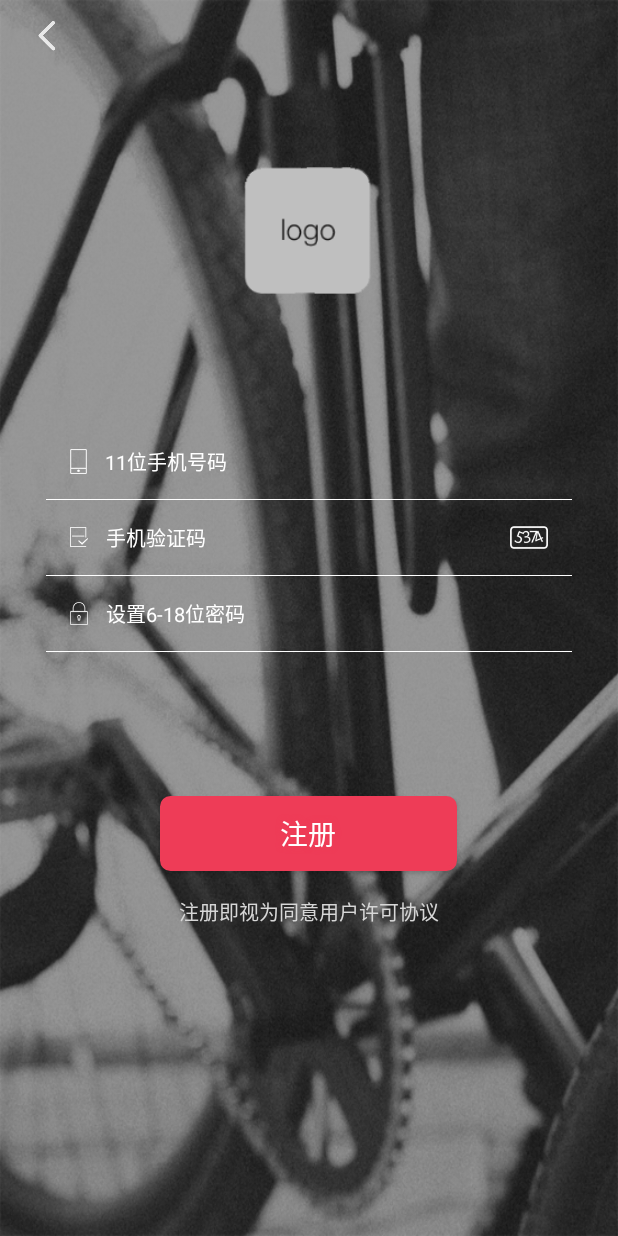
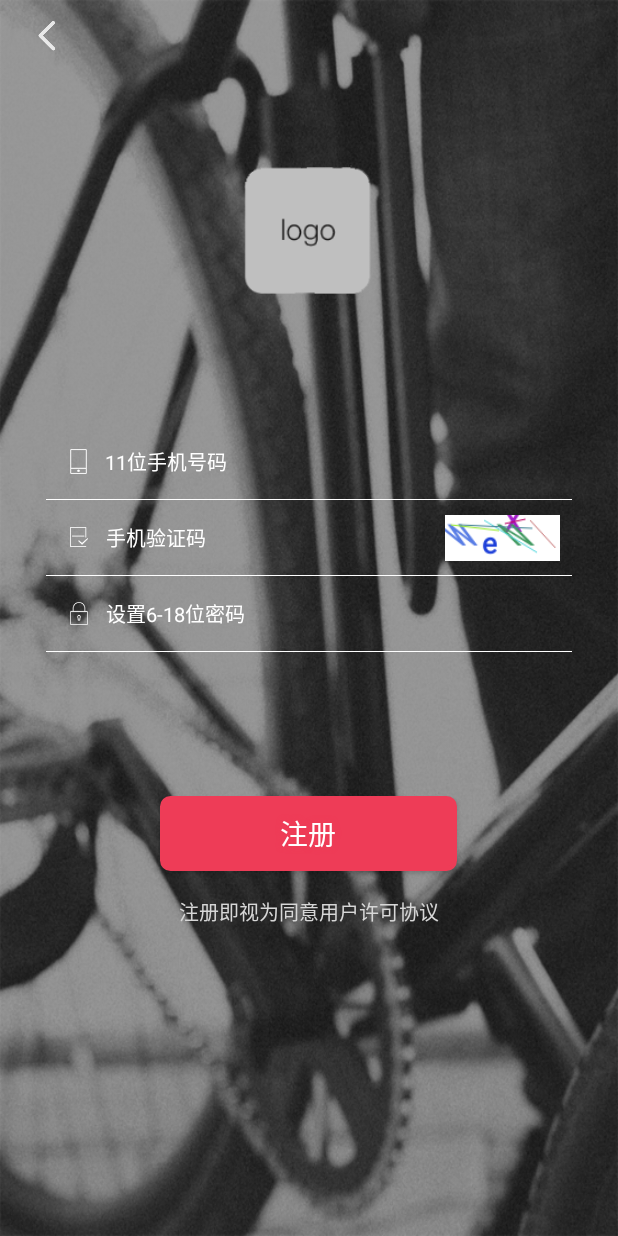
Before and after one commit to answes/SmartLights, an Android app: the screen it shows after launch (RegisteredActivity), after a tap on "快速注册", on a phone screen of 412 x 824 dp. Run offline under Robolectric (Android 15) with nearby library versions, the phone set to English and light mode, and no system bars; our stand-ins replace ButterKnife, CircleImageView, Volley; libraries missing offline, so code that uses them is left out: com.bigkoo.pickerview, com.tencent.mm, com.yalantis.ucrop; network calls fail; 2 statements that could not run were skipped.

Commit message:
1、验证码 2、商品详情 3、订单修改 4、地图

```diff
--- a/app/src/main/java/com/bigshark/smartlight/pro/mine/view/LoginActivity.java
+++ b/app/src/main/java/com/bigshark/smartlight/pro/mine/view/LoginActivity.java
@@ -80,6 +80,7 @@ public class LoginActivity extends BaseActivity {
                     presenter.login(etPhone.getText().toString(), etPsw.getText().toString(), new BasePresenter.OnUIThreadListener<LoginResult>() {
                         @Override
                         public void onResult(LoginResult result) {
+                            dialog.cancel();
                             SmartLightsApplication.USER = result.getData();
                             IndexActivity.openIndexActivity(LoginActivity.this);
                             finish();
--- a/app/src/main/java/com/bigshark/smartlight/pro/mine/view/RegisteredActivity.java
+++ b/app/src/main/java/com/bigshark/smartlight/pro/mine/view/RegisteredActivity.java
@@ -4,15 +4,14 @@ import android.app.Activity;
 import android.content.Intent;
 import android.os.Bundle;
 import android.text.TextUtils;
-import android.util.Log;
 import android.view.View;
 import android.widget.Button;
 import android.widget.EditText;
+import android.widget.ImageView;
 import android.widget.LinearLayout;
 import android.widget.TextView;
 
 import com.bigshark.smartlight.R;
-import com.bigshark.smartlight.bean.Market;
 import com.bigshark.smartlight.bean.RegisterResult;
 import com.bigshark.smartlight.mvp.presenter.impl.MVPBasePresenter;
 import com.bigshark.smartlight.pro.base.presenter.BasePresenter;
@@ -20,11 +19,7 @@ import com.bigshark.smartlight.pro.base.view.BaseActivity;
 import com.bigshark.smartlight.pro.mine.presenter.MinePresenter;
 import com.bigshark.smartlight.pro.mine.view.navigation.RegiteredNavigationBuilder;
 import com.bigshark.smartlight.utils.SupportMultipleScreensUtil;
-import com.bigshark.smartlight.utils.ToastUtil;
-
-import org.w3c.dom.Text;
-
-import java.util.List;
+import com.bigshark.smartlight.weight.Code;
 
 import butterknife.BindView;
 import butterknife.ButterKnife;
@@ -44,6 +39,8 @@ public class RegisteredActivity extends BaseActivity {
     TextView tvProtocol;
     @BindView(R.id.activity_registered)
     LinearLayout activityRegistered;
+    @BindView(R.id.iv_code)
+    ImageView ivCode;
 
     @Override
     protected void onCreate(Bundle savedInstanceState) {
@@ -53,6 +50,7 @@ public class RegisteredActivity extends BaseActivity {
         initToolbar();
         bindPresneter();
         SupportMultipleScreensUtil.scale(activityRegistered);
+        ivCode.setImageBitmap(code.createBitmap());
     }
 
     private void initToolbar() {
@@ -72,15 +70,15 @@ public class RegisteredActivity extends BaseActivity {
         minePresenter = new MinePresenter(this);
         return minePresenter;
     }
-
-    @OnClick({R.id.bt_registered, R.id.tv_protocol})
+    private Code code = Code.getInstance();
+    @OnClick({R.id.bt_registered, R.id.tv_protocol,R.id.iv_code})
     public void onClick(View view) {
         switch (view.getId()) {
             case R.id.bt_registered:
-                if(!check()) {
+                if (!check()) {
                     return;
                 }
-                if(!etYan.getText().toString().equals("5374")) {
+                if (!etYan.getText().toString().equals(code.getCode())) {
                     showMsg("验证码不正确");
                     return;
                 }
@@ -93,6 +91,7 @@ public class RegisteredActivity extends BaseActivity {
                             finish();
                         }
                     }
+
                     @Override
                     public void onErro(String string) {
                         showMsg(string);
@@ -100,6 +99,9 @@ public class RegisteredActivity extends BaseActivity {
                 });
                 break;
             case R.id.tv_protocol:
+                break;
+            case R.id.iv_code:
+                ivCode.setImageBitmap(code.createBitmap());
                 break;
         }
     }
@@ -112,23 +114,23 @@ public class RegisteredActivity extends BaseActivity {
     /**
      * 检查数据完整
      */
-    private boolean check(){
-        if(TextUtils.isEmpty(etPhone.getText())){
+    private boolean check() {
+        if (TextUtils.isEmpty(etPhone.getText())) {
             showMsg("请填写手机号码");
-            return  false;
+            return false;
         }
-        if(TextUtils.isEmpty(etPsw.getText())){
+        if (TextUtils.isEmpty(etPsw.getText())) {
             showMsg("请填写登录密码");
-            return  false;
+            return false;
         }
-        if(TextUtils.isEmpty(etYan.getText())){
+        if (TextUtils.isEmpty(etYan.getText())) {
             showMsg("请填写验证码");
-            return  false;
+            return false;
         }
-        if(etPsw.getText().toString().length()<6 && etPsw.getText().toString().length()>8){
+        if (etPsw.getText().toString().length() < 6 && etPsw.getText().toString().length() > 8) {
             showMsg("密码长度在6到18位");
-            return  false;
+            return false;
         }
-        return  true;
+        return true;
     }
 }
--- /dev/null
+++ b/app/src/main/java/com/bigshark/smartlight/weight/Code.java
@@ -0,0 +1,142 @@
+package com.bigshark.smartlight.weight;
+
+import android.graphics.Bitmap;
+import android.graphics.Canvas;
+import android.graphics.Color;
+import android.graphics.Paint;
+import android.view.View;
+import android.widget.TextView;
+
+import java.util.Random;
+
+/**
+ * Created by ch on 2017/4/27.
+ *
+ * @email 869360026@qq.com
+ */
+
+public class Code {
+    //随机数数组
+    private static final char[] CHARS = {
+            '2', '3', '4', '5', '6', '7', '8', '9',
+            'a', 'b', 'c', 'd', 'e', 'f', 'g', 'h', 'j', 'k', 'm',
+            'n', 'p', 'q', 'r', 's', 't', 'u', 'v', 'w', 'x', 'y', 'z',
+            'A', 'B', 'C', 'D', 'E', 'F', 'G', 'H', 'I', 'J', 'K', 'L', 'M',
+            'N', 'P', 'Q', 'R', 'S', 'T', 'U', 'V', 'W', 'X', 'Y', 'Z'
+    };
+
+    private static Code bmpCode;
+
+    public static Code getInstance() {
+        if(bmpCode == null)
+            bmpCode = new Code();
+        return bmpCode;
+    }
+
+    //default settings
+    //验证码默认随机数的个数
+    private static final int DEFAULT_CODE_LENGTH = 4;
+    //默认字体大小
+    private static final int DEFAULT_FONT_SIZE = 25;
+    //默认线条的条数
+    private static final int DEFAULT_LINE_NUMBER = 5;
+    //padding值
+    private static final int BASE_PADDING_LEFT = 10, RANGE_PADDING_LEFT = 15, BASE_PADDING_TOP = 15, RANGE_PADDING_TOP = 20;
+    //验证码的默认宽高
+    private static final int DEFAULT_WIDTH = 100, DEFAULT_HEIGHT = 40;
+
+    //settings decided by the layout xml
+    //canvas width and height
+    private int width = DEFAULT_WIDTH, height = DEFAULT_HEIGHT;
+
+    //random word space and pading_top
+    private int base_padding_left = BASE_PADDING_LEFT, range_padding_left = RANGE_PADDING_LEFT,
+            base_padding_top = BASE_PADDING_TOP, range_padding_top = RANGE_PADDING_TOP;
+
+    //number of chars, lines; font size
+    private int codeLength = DEFAULT_CODE_LENGTH, line_number = DEFAULT_LINE_NUMBER, font_size = DEFAULT_FONT_SIZE;
+
+    //variables
+    private String code;
+    private int padding_left, padding_top;
+    private Random random = new Random();
+    //验证码图片
+    public Bitmap createBitmap() {
+        padding_left = 0;
+
+        Bitmap bp = Bitmap.createBitmap(width, height, Bitmap.Config.ARGB_8888);
+        Canvas c = new Canvas(bp);
+
+        code = createCode();
+
+        c.drawColor(Color.WHITE);
+        Paint paint = new Paint();
+        paint.setAntiAlias(true);
+        paint.setTextSize(font_size);
+        //画验证码
+        for (int i = 0; i < code.length(); i++) {
+            randomTextStyle(paint);
+            randomPadding();
+            c.drawText(code.charAt(i) + "", padding_left, padding_top, paint);
+        }
+        //画线条
+        for (int i = 0; i < line_number; i++) {
+            drawLine(c, paint);
+        }
+
+        c.save( Canvas.ALL_SAVE_FLAG );//保存
+        c.restore();//
+        return bp;
+    }
+
+    public String getCode() {
+        return code;
+    }
+
+    //生成验证码
+    private String createCode() {
+        StringBuilder buffer = new StringBuilder();
+        for (int i = 0; i < codeLength; i++) {
+            buffer.append(CHARS[random.nextInt(CHARS.length)]);
+        }
+        return buffer.toString();
+    }
+    //画干扰线
+    private void drawLine(Canvas canvas, Paint paint) {
+        int color = randomColor();
+        int startX = random.nextInt(width);
+        int startY = random.nextInt(height);
+        int stopX = random.nextInt(width);
+        int stopY = random.nextInt(height);
+        paint.setStrokeWidth(1);
+        paint.setColor(color);
+        canvas.drawLine(startX, startY, stopX, stopY, paint);
+    }
+    //生成随机颜色
+    private int randomColor() {
+        return randomColor(1);
+    }
+
+    private int randomColor(int rate) {
+        int red = random.nextInt(256) / rate;
+        int green = random.nextInt(256) / rate;
+        int blue = random.nextInt(256) / rate;
+        return Color.rgb(red, green, blue);
+    }
+    //随机生成文字样式，颜色，粗细，倾斜度
+    private void randomTextStyle(Paint paint) {
+        int color = randomColor();
+        paint.setColor(color);
+        paint.setFakeBoldText(random.nextBoolean());  //true为粗体，false为非粗体
+        float skewX = random.nextInt(11) / 10;
+        skewX = random.nextBoolean() ? skewX : -skewX;
+        paint.setTextSkewX(skewX); //float类型参数，负数表示右斜，整数左斜
+        //paint.setUnderlineText(true); //true为下划线，false为非下划线
+        //paint.setStrikeThruText(true); //true为删除线，false为非删除线
+    }
+    //随机生成padding值
+    private void randomPadding() {
+        padding_left += base_padding_left + random.nextInt(range_padding_left);
+        padding_top = base_padding_top + random.nextInt(range_padding_top);
+    }
+}
--- a/app/src/main/res/layout/activity_registered.xml
+++ b/app/src/main/res/layout/activity_registered.xml
@@ -41,6 +41,10 @@
         android:background="@color/white"
         android:layout_marginLeft="80px"
         android:layout_marginRight="80px"/>
+    <RelativeLayout
+        android:layout_width="match_parent"
+        android:layout_height="wrap_content"
+        android:orientation="horizontal">
         <EditText
             android:id="@+id/et_yan"
             android:layout_width="match_parent"
@@ -55,11 +59,21 @@
             android:maxLength="6"
             android:singleLine="true"
             android:drawableLeft="@drawable/mine_sign_up_code_ico"
-        android:drawableRight="@drawable/mine_sign_up_code"
             android:textSize="35px"
             android:layout_marginLeft="100px"
             android:layout_marginRight="100px"
             />
+        <ImageView
+            android:id="@+id/iv_code"
+            android:layout_width="200px"
+            android:layout_gravity="center_vertical"
+            android:src="@drawable/mine_sign_up_code"
+            android:layout_centerVertical="true"
+            android:layout_alignParentRight="true"
+            android:layout_marginRight="100px"
+            android:layout_height="130px" />
+    </RelativeLayout>
+
     <View
         android:layout_width="match_parent"
         android:layout_height="1px"
```
Also changed, not shown: app/src/main/java/com/bigshark/smartlight/IndexActivity.java (+29 -2 lines), app/src/main/java/com/bigshark/smartlight/bean/GoodDetail.java (+122 -47 lines), app/src/main/java/com/bigshark/smartlight/pro/index/presenter/MapPreseter.java (+5 -2 lines), app/src/main/java/com/bigshark/smartlight/pro/index/view/MapActivity.java (+5 -2 lines), app/src/main/java/com/bigshark/smartlight/pro/market/view/GoodDetailsActivity.java (+25 -1 lines), app/src/main/res/layout/activity_find_psw.xml (+14 -1 lines), app/src/main/res/layout/activity_good_details.xml (+12 -3 lines), app/src/main/res/layout/fragment_index.xml (+5 -5 lines), app/src/main/res/values/strings.xml (+4 -3 lines). Lines whose indentation alone changed are shown as unchanged.
